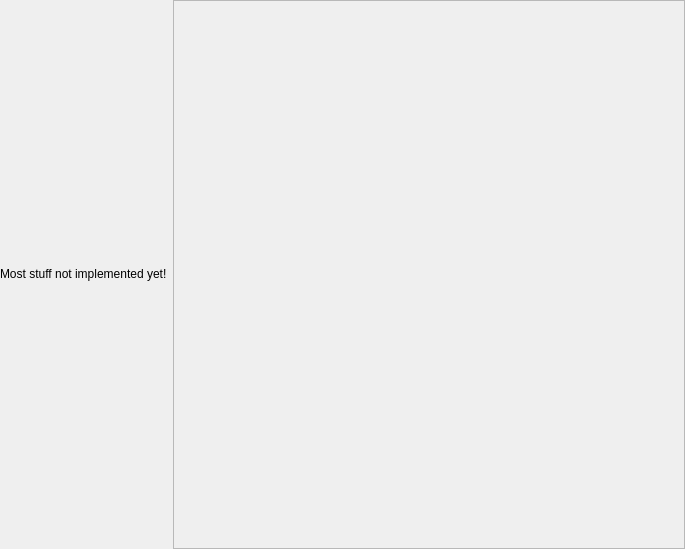
Qt form src/gui/configurationtab.ui (disorderedmaterials/dissolve) before a commit.
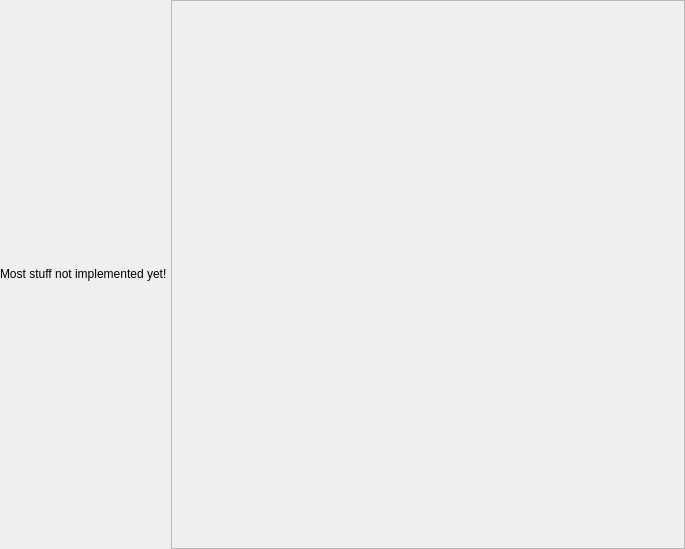
The same form after that commit.

Commit message: Tweaked margins and spacing of ConfigurationTab.

What changed in the file:
```diff
--- a/src/gui/configurationtab.ui
+++ b/src/gui/configurationtab.ui
@@ -14,6 +14,9 @@
    <string>Form</string>
   </property>
   <layout class="QHBoxLayout" name="horizontalLayout">
+   <property name="spacing">
+    <number>4</number>
+   </property>
    <property name="leftMargin">
     <number>0</number>
    </property>
@@ -52,11 +55,26 @@
        <rect>
         <x>0</x>
         <y>0</y>
-        <width>465</width>
+        <width>494</width>
         <height>547</height>
        </rect>
       </property>
       <layout class="QHBoxLayout" name="horizontalLayout_3">
+       <property name="spacing">
+        <number>4</number>
+       </property>
+       <property name="leftMargin">
+        <number>4</number>
+       </property>
+       <property name="topMargin">
+        <number>4</number>
+       </property>
+       <property name="rightMargin">
+        <number>4</number>
+       </property>
+       <property name="bottomMargin">
+        <number>4</number>
+       </property>
        <item>
         <layout class="QHBoxLayout" name="ModuleWidgetLayout">
          <property name="sizeConstraint">
```
Left out of the diff: 3 changed lines with no effect on the pictures.
